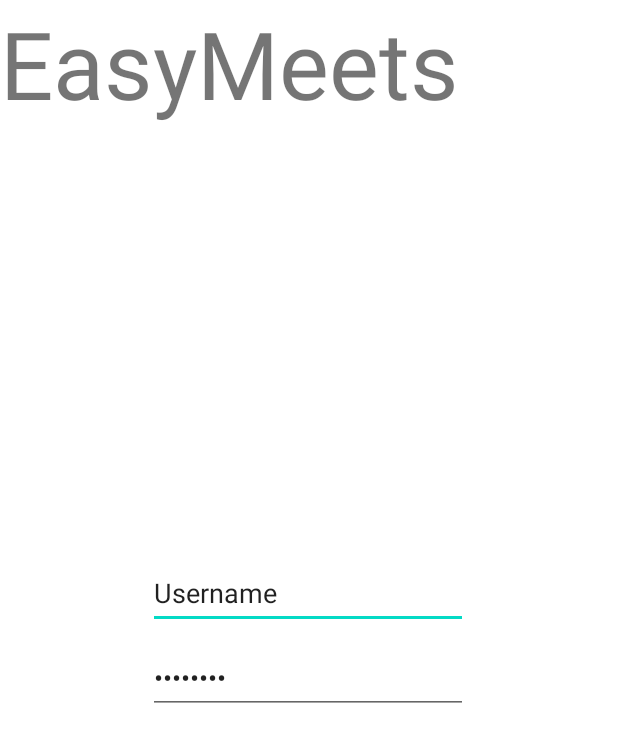
After one commit to AntrayS/Senior-Project, an Android app: the layout login.xml on its own in the app's theme, with its tools: preview values and no code run, on a phone screen of 412 x 824 dp. The commit adds this screen. Shown: the top 742 px of the screen. Run offline under Robolectric (Android 15) with nearby library versions, the phone set to English and light mode, and no system bars.

Commit message:
User/Password Ui made

```diff
--- a/app/build.gradle
+++ b/app/build.gradle
@@ -4,12 +4,12 @@ plugins {
 
 android {
     namespace 'com.example.easymeets'
-    compileSdk 32
+    compileSdk 33
 
     defaultConfig {
         applicationId "com.example.easymeets"
         minSdk 21
-        targetSdk 32
+        targetSdk 33
         versionCode 1
         versionName "1.0"
 
@@ -35,9 +35,8 @@ dependencies {
 
     implementation "androidx.room:room-runtime:2.4.3"
     implementation "io.reactivex.rxjava3:rxjava:3.1.5"
-    implementation "androidx.room:room-rxjava3:2.3.0-alpha02"
+    implementation "androidx.room:room-rxjava3:2.5.0-beta01"
     implementation 'androidx.appcompat:appcompat:1.5.1'
-    implementation 'com.google.android.material:material:1.6.1'
     implementation 'androidx.constraintlayout:constraintlayout:2.1.4'
     implementation 'androidx.lifecycle:lifecycle-livedata-ktx:2.5.1'
     implementation 'androidx.lifecycle:lifecycle-viewmodel-ktx:2.5.1'
--- a/app/src/main/java/com/example/easymeets/DAO/UserDAO.java
+++ b/app/src/main/java/com/example/easymeets/DAO/UserDAO.java
@@ -24,4 +24,6 @@ public interface UserDAO {
     public Completable insertUser(User user);
     @Delete
     public Completable deleteUser(User user);
+    @Query("SELECT * FROM users WHERE users.username = :username AND users.username = :password")
+    public Single<User> getByNameAndPass(String username, String password);
 }
--- a/app/src/main/java/com/example/easymeets/MainActivity.java
+++ b/app/src/main/java/com/example/easymeets/MainActivity.java
@@ -1,10 +1,7 @@
 package com.example.easymeets;
 
 import android.os.Bundle;
-import android.util.Log;
 
-import com.example.easymeets.DAO.UserDAO;
-import com.example.easymeets.database.AppDatabase;
 import com.example.easymeets.entities.Group;
 import com.example.easymeets.entities.User;
 import com.google.android.material.bottomnavigation.BottomNavigationView;
@@ -14,7 +11,6 @@ import androidx.navigation.NavController;
 import androidx.navigation.Navigation;
 import androidx.navigation.ui.AppBarConfiguration;
 import androidx.navigation.ui.NavigationUI;
-import androidx.room.Room;
 
 import com.example.easymeets.databinding.ActivityMainBinding;
 
@@ -25,7 +21,7 @@ public class MainActivity extends AppCompatActivity {
     private ActivityMainBinding binding;
 
     @Override
-    protected void onCreate(Bundle savedInstanceState) {
+    public void onCreate(Bundle savedInstanceState) {
         super.onCreate(savedInstanceState);
 
         binding = ActivityMainBinding.inflate(getLayoutInflater());
@@ -41,8 +37,6 @@ public class MainActivity extends AppCompatActivity {
         NavigationUI.setupActionBarWithNavController(this, navController, appBarConfiguration);
         NavigationUI.setupWithNavController(binding.navView, navController);
 
-        AppDatabase db = Room.databaseBuilder(getApplicationContext(), AppDatabase.class,"UserDatabase").build();
-        UserDAO userDao = db.userDao();
 
         ArrayList<String> L = new ArrayList<String>();
         L.add("TestTopic");
--- /dev/null
+++ b/app/src/main/res/layout/login.xml
@@ -0,0 +1,52 @@
+<?xml version="1.0" encoding="utf-8"?>
+<androidx.constraintlayout.widget.ConstraintLayout xmlns:android="http://schemas.android.com/apk/res/android"
+    xmlns:app="http://schemas.android.com/apk/res-auto"
+    xmlns:tools="http://schemas.android.com/tools"
+    android:layout_width="match_parent"
+    android:layout_height="match_parent">
+
+    <EditText
+        android:id="@+id/editTextTextPersonName"
+        android:layout_width="wrap_content"
+        android:layout_height="wrap_content"
+        android:layout_marginStart="100dp"
+        android:layout_marginTop="326dp"
+        android:layout_marginEnd="101dp"
+        android:layout_marginBottom="360dp"
+        android:ems="10"
+        android:inputType="textPersonName"
+        android:minHeight="48dp"
+        android:text="Username"
+        app:layout_constraintBottom_toBottomOf="parent"
+        app:layout_constraintEnd_toEndOf="parent"
+        app:layout_constraintStart_toStartOf="parent"
+        app:layout_constraintTop_toTopOf="parent" />
+
+    <EditText
+        android:id="@+id/editTextTextPassword"
+        android:layout_width="wrap_content"
+        android:layout_height="wrap_content"
+        android:layout_marginStart="100dp"
+        android:layout_marginTop="383dp"
+        android:layout_marginEnd="101dp"
+        android:layout_marginBottom="303dp"
+        android:ems="10"
+        android:inputType="textPassword"
+        android:minHeight="48dp"
+        android:text="Password"
+        app:layout_constraintBottom_toBottomOf="parent"
+        app:layout_constraintEnd_toEndOf="parent"
+        app:layout_constraintStart_toStartOf="parent"
+        app:layout_constraintTop_toTopOf="parent" />
+
+    <TextView
+        android:id="@+id/textView2"
+        android:layout_width="306dp"
+        android:layout_height="102dp"
+        android:autoSizeMinTextSize="40sp"
+        android:autoSizeTextType="uniform"
+        android:text="EasyMeets"
+        tools:layout_editor_absoluteX="52dp"
+        tools:layout_editor_absoluteY="137dp" />
+
+</androidx.constraintlayout.widget.ConstraintLayout>
```
Also changed, not shown: 8 other files.
